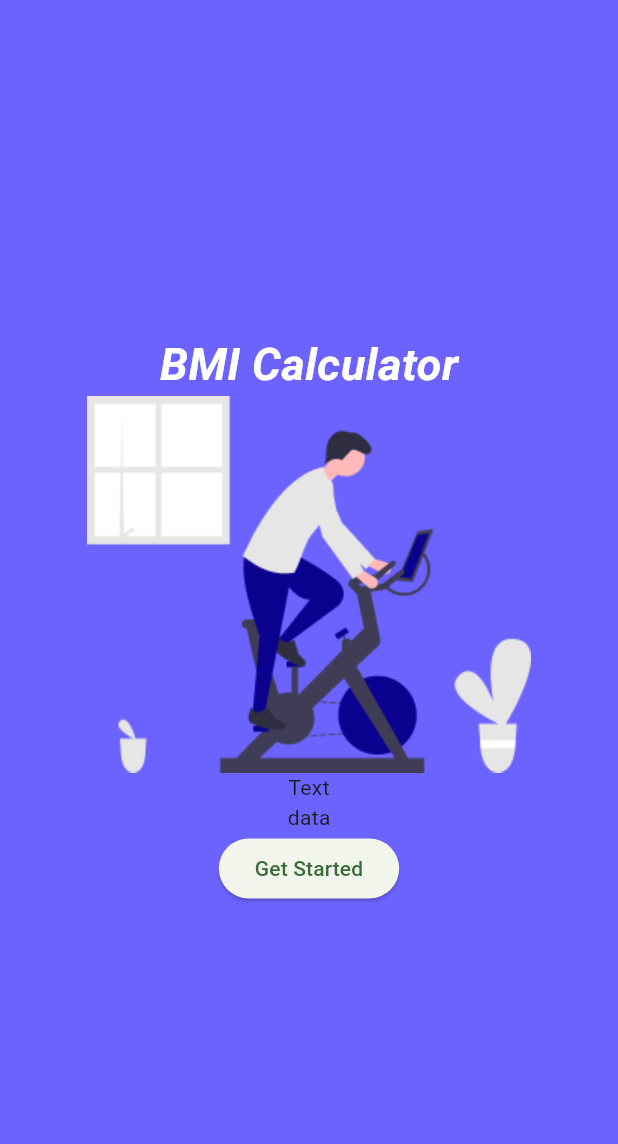
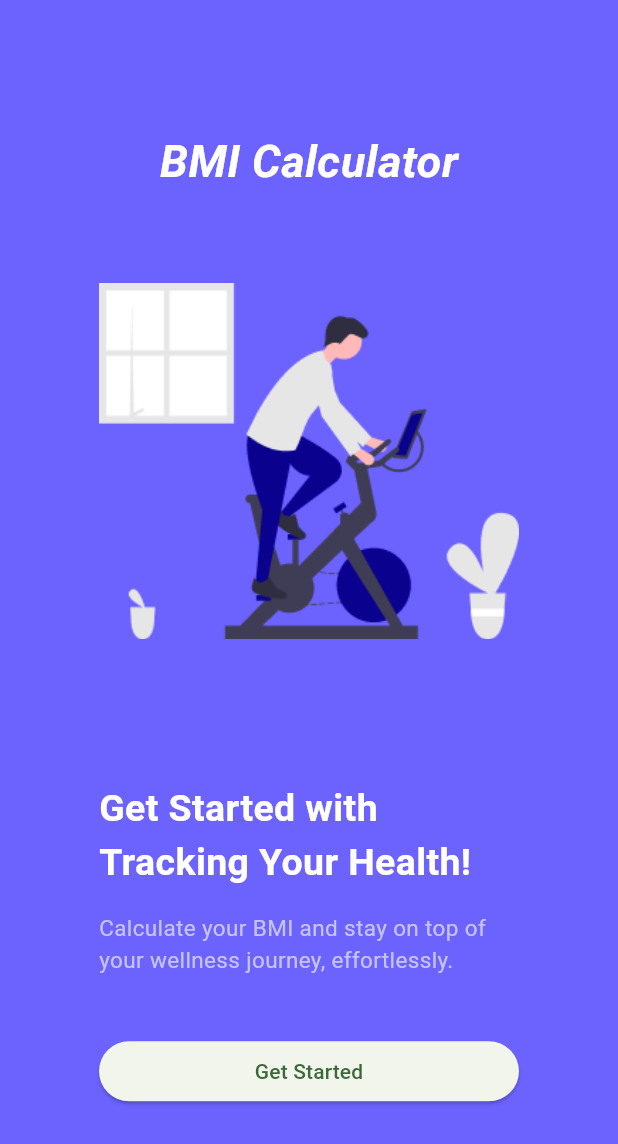
Before and after one commit to qkrtjdgks33/mobile_Daelim2025, a Flutter app: the screen it shows after launch, on a phone screen of 412 x 824 dp. Shown: the top 1144 px of the screen. Run offline on Flutter 3.47's test engine with Material 3 defaults, Android fonts, the phone set to English and light mode, and no system bars.

Commit message:
0303title

```diff
--- a/lib/presentation/start/startscreem.dart
+++ b/lib/presentation/start/startscreem.dart
@@ -3,8 +3,10 @@ import 'package:flutter/material.dart';
 class Startscreen extends StatelessWidget {
   const Startscreen({super.key});
 
-  //타이틀
-  Widget _buildTitle() {
+  //숏컷 커맨드 + .
+  //Colors.blueAccent,
+  //앱 이름
+  Widget _buildappname() {
     return Text(
       'BMI Calculator',
       style: TextStyle(
@@ -16,25 +18,64 @@ class Startscreen extends StatelessWidget {
     );
   }
 
+  //타이틀
+  Widget _buildTitle() {
+    return Text(
+      'Get Started with\nTracking Your Health!',
+      style: TextStyle(
+        color: Colors.white,
+        fontWeight: FontWeight.bold,
+        fontSize: 25,
+      ),
+    );
+  }
+
+  //설명
+  Widget _buildDescription() {
+    return Text(
+      "Calculate your BMI and stay on top of your wellness journey, effortlessly.",
+      style: TextStyle(color: Color(0xFFC6C3F9), fontSize: 15),
+    );
+  }
+
+  //시작버튼
+  Widget _buildbutton() {
+    return SizedBox(
+      width: double.infinity,
+      child: ElevatedButton(onPressed: () {}, child: Text("Get Started")),
+    );
+  }
+
   // This widget is the root of your application.
   @override
   Widget build(BuildContext context) {
     return Scaffold(
       backgroundColor: Color(0xFF6C63FF),
       body: SafeArea(
+        child: Center(
           child: Container(
-          padding: const EdgeInsets.symmetric(horizontal: 20),
-          width: double.infinity,
-          //Colors.blueAccent,
+            margin: const EdgeInsets.symmetric(horizontal: 30), //padding 여백
+            width: 280,
+            alignment: Alignment.center,
             child: Column(
               mainAxisAlignment: MainAxisAlignment.center,
               children: [
+                _buildappname(),
+                SizedBox(height: 60),
+                Image.asset('assets/images/bike.png'),
+                SizedBox(height: 95),
+                Column(
+                  crossAxisAlignment: CrossAxisAlignment.start,
+                  children: [
                     _buildTitle(),
-              Image.asset('assets/images/bike.png'),
-              Text('Text'),
-              Text("data"),
-              ElevatedButton(onPressed: () {}, child: Text("Get Started")),
+                    SizedBox(height: 15),
+                    _buildDescription(),
                   ],
+                ),
+                SizedBox(height: 40),
+                _buildbutton(),
+              ],
+            ),
           ),
         ),
       ),
```
Lines whose indentation alone changed are shown as unchanged.
